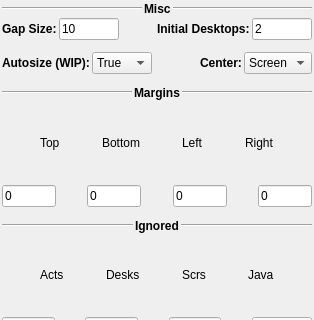
Old version of the form contents/ui/config.ui in the repository Jazqa/kwin-quarter-tiling; both pictures show x 0 to 314 and y 0 to 320 of the 314 by 503 pixel window.
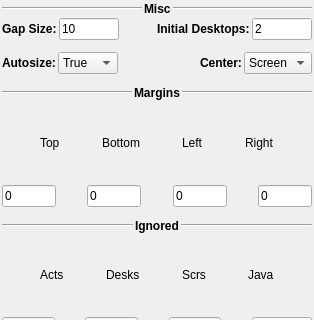
New version of the form.

Commit message: removed the wip tag from the autosize option

Patch:
```diff
--- a/contents/ui/config.ui
+++ b/contents/ui/config.ui
@@ -164,7 +164,7 @@
        <item>
         <widget class="QLabel" name="label_2">
          <property name="text">
-          <string>&lt;html&gt;&lt;head/&gt;&lt;body&gt;&lt;p&gt;&lt;span style=&quot; font-weight:600;&quot;&gt;Autosize (WIP):&lt;/span&gt;&lt;/p&gt;&lt;/body&gt;&lt;/html&gt;</string>
+          <string>&lt;html&gt;&lt;head/&gt;&lt;body&gt;&lt;p&gt;&lt;span style=&quot; font-weight:600;&quot;&gt;Autosize:&lt;/span&gt;&lt;/p&gt;&lt;/body&gt;&lt;/html&gt;</string>
          </property>
         </widget>
        </item>
```
